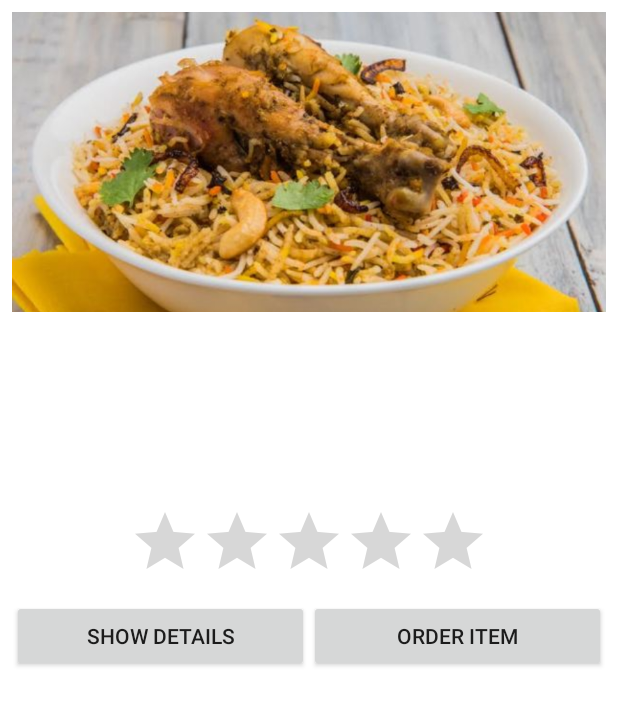
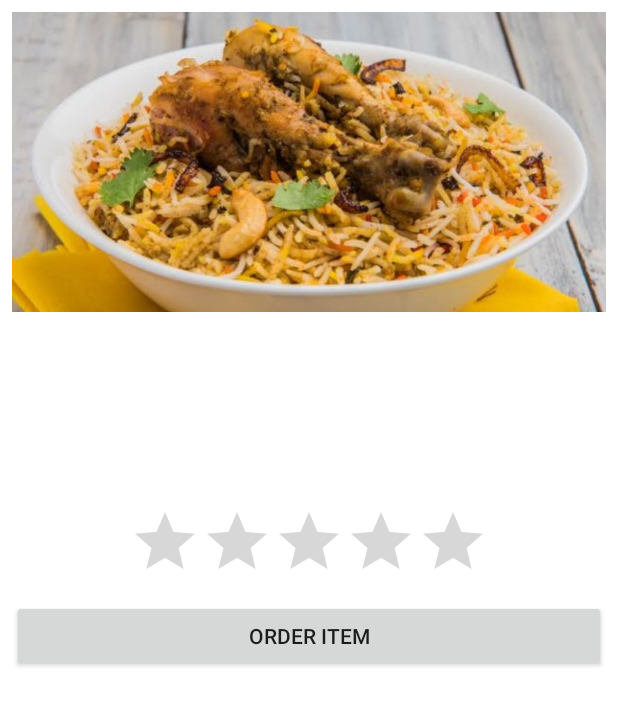
Before and after one commit to dubious-user/WaiterApp, an Android app: the layout selection_list_item_layout.xml on its own in the app's theme, with its tools: preview values and no code run, on a phone screen of 412 x 824 dp. Shown: the top 705 px of the screen. Run offline under Robolectric (Android 15) with nearby library versions, the phone set to English and light mode, and no system bars.

```diff
--- a/app/src/main/java/com/dhishna/appdebugger/waiterapp/ConfirmOrderActivity.java
+++ b/app/src/main/java/com/dhishna/appdebugger/waiterapp/ConfirmOrderActivity.java
@@ -62,6 +62,8 @@ public class ConfirmOrderActivity extends AppCompatActivity implements OrderItem
 
     public void cancelOrder(View view){
         MainActivity.orderedItems = null;
-        startActivity(new Intent(this, MainActivity.class));
+        Intent intent = new Intent(this, MainActivity.class);
+        intent.setFlags(Intent.FLAG_ACTIVITY_CLEAR_TASK | Intent.FLAG_ACTIVITY_NEW_TASK);
+        startActivity(intent);
     }
 }
--- a/app/src/main/java/com/dhishna/appdebugger/waiterapp/SuggestionScreenActivity.java
+++ b/app/src/main/java/com/dhishna/appdebugger/waiterapp/SuggestionScreenActivity.java
@@ -103,7 +103,9 @@ public class SuggestionScreenActivity extends AppCompatActivity implements Sugge
 
         MainActivity.orderedItems = null;
 
-        startActivity(new Intent(this, MainActivity.class));
+        Intent intent = new Intent(this, MainActivity.class);
+        intent.setFlags(Intent.FLAG_ACTIVITY_CLEAR_TASK | Intent.FLAG_ACTIVITY_NEW_TASK);
+        startActivity(intent);
     }
 
 
--- a/app/src/main/res/layout/selection_list_item_layout.xml
+++ b/app/src/main/res/layout/selection_list_item_layout.xml
@@ -60,18 +60,21 @@
         android:layout_marginTop="5dp"
         android:layout_width="match_parent"
         android:layout_height="wrap_content">
+        <!--
         <Button
             android:id="@+id/show_more_btn"
             android:text="@string/show_more_btn"
             android:layout_width="0dp"
             android:layout_weight="1"
+            android:padding="10dp"
             android:layout_height="wrap_content" />
-
+        -->
         <Button
             android:id="@+id/order_btn"
             android:text="@string/order_btn"
             android:layout_width="0dp"
             android:layout_weight="1"
+            android:padding="10dp"
             android:layout_height="wrap_content" />
     </LinearLayout>
 </LinearLayout>
```
Also changed, not shown: app/src/main/java/com/dhishna/appdebugger/waiterapp/SelectionListItemAdapter.java (+4 -3 lines).
